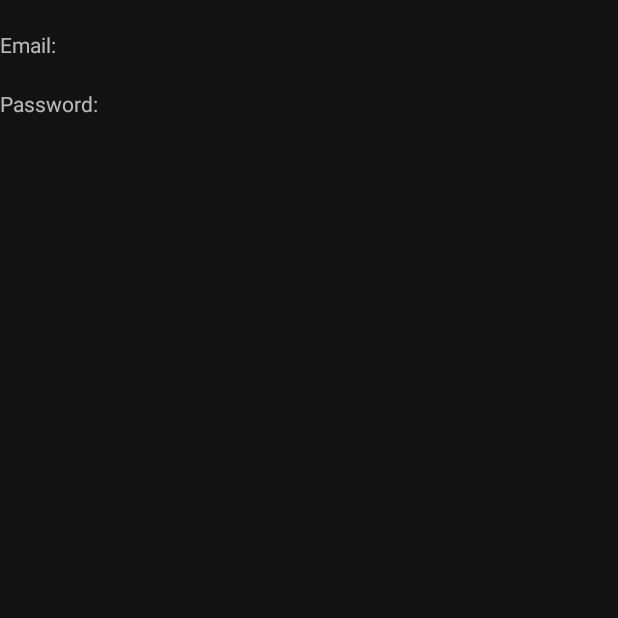
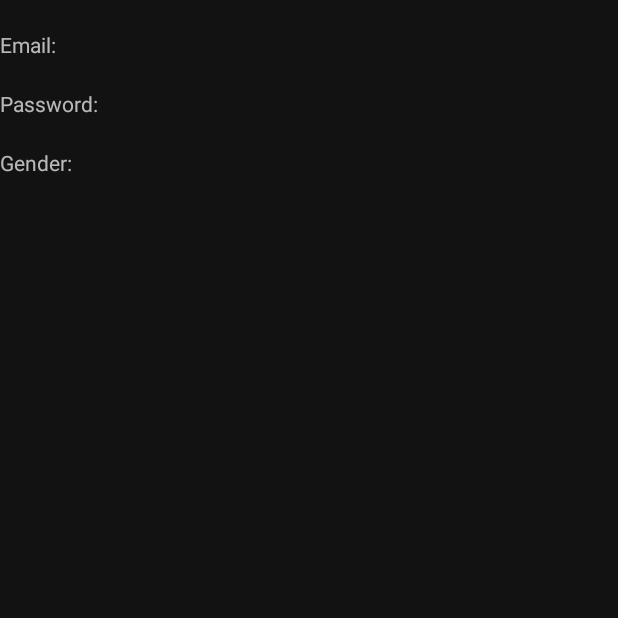
Before and after one commit to Rajan123stha/Android_dev, an Android app: the HomePage screen opened directly, with no data from a screen before it, on a phone screen of 412 x 824 dp, the top half of it. Before the commit the part shown is almost empty. Run offline under Robolectric (Android 15) with nearby library versions, the phone set to English and light mode, and no system bars.

Commit message:
All section added

```diff
--- a/app/src/main/java/com/example/firstapp/HomePage.java
+++ b/app/src/main/java/com/example/firstapp/HomePage.java
@@ -11,7 +11,7 @@ import androidx.core.view.ViewCompat;
 import androidx.core.view.WindowInsetsCompat;
 
 public class HomePage extends AppCompatActivity {
-    TextView email, password;
+    TextView email, password,gender;
     @Override
     protected void onCreate(Bundle savedInstanceState) {
         super.onCreate(savedInstanceState);
@@ -19,11 +19,14 @@ public class HomePage extends AppCompatActivity {
         setContentView(R.layout.activity_home_page);
         email = findViewById(R.id.email_display);
         password=findViewById(R.id.password_display);
+        gender =findViewById(R.id.gender_display);
         Intent intent = getIntent();
         String email_in=intent.getStringExtra("email");
         String password_in=intent.getStringExtra("password");
+        String gender_in= intent.getStringExtra("gender");
         email.setText(email_in);
         password.setText(password_in);
+        gender.setText(gender_in);
     }
 
 }
--- a/app/src/main/java/com/example/firstapp/MainActivity.java
+++ b/app/src/main/java/com/example/firstapp/MainActivity.java
@@ -37,10 +37,13 @@ public class MainActivity extends AppCompatActivity {
             public void onClick(View v) {
                 String email_input=String.valueOf(emailInput.getText());
                 String password_input=String.valueOf(passwordInput.getText());
+                String gender_input=String.valueOf(genderSpinner.getSelectedItem());
                 //Toast.makeText(MainActivity.this, "Email:"+email_input + "\n" + "Password:" + password_input, Toast.LENGTH_SHORT).show();
+
                 Intent intent=new Intent(MainActivity.this,HomePage.class);
                 intent.putExtra("email",email_input);
                 intent.putExtra("password",password_input);
+                intent.putExtra("gender",gender_input);
                 startActivity(intent);
             }
         });
--- a/app/src/main/res/layout/activity_home_page.xml
+++ b/app/src/main/res/layout/activity_home_page.xml
@@ -49,6 +49,24 @@
         android:layout_toEndOf="@id/password"
         android:layout_alignBaseline="@id/password"
         />
+    <TextView
+        android:id="@+id/gender"
+        android:layout_width="wrap_content"
+        android:layout_height="wrap_content"
+        android:text="@string/gender_display"
+        android:layout_marginTop="20dp"
+        android:layout_below="@id/password"
+
+        />
+
+    <TextView
+        android:id="@+id/gender_display"
+        android:layout_width="wrap_content"
+        android:layout_height="wrap_content"
+        android:text=""
+        android:layout_toEndOf="@id/gender"
+        android:layout_alignBaseline="@id/gender"
+        />
 
 
 </RelativeLayout>
--- a/app/src/main/res/layout/activity_main.xml
+++ b/app/src/main/res/layout/activity_main.xml
@@ -94,7 +94,7 @@
             android:layout_alignBaseline="@id/gender_label"
             android:background="@drawable/borders"
             android:layout_alignStart="@id/password_input"
-            android:textColor="@color/black"
+            android:textColor="@color/purple_700"
             />
 
         <Button
--- a/app/src/main/res/values/strings.xml
+++ b/app/src/main/res/values/strings.xml
@@ -8,6 +8,7 @@
     <string name="gender">Gender:</string>
     <string name="submit">Submit</string>
     <string name="this_is_home_page">This is Home page</string>
+    <string name="gender_display">Gender:</string>
 
     <string-array name="genders">
         <item>Male</item>
```
